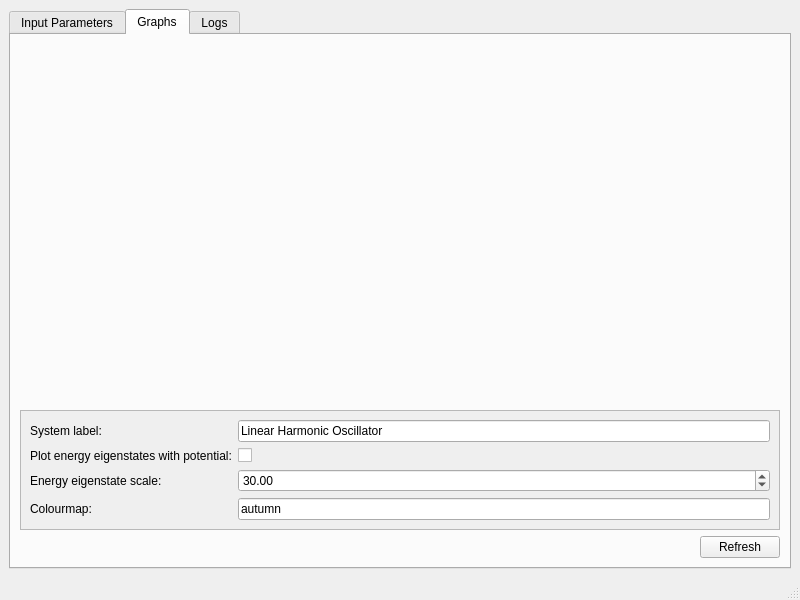
This is ui/form.ui in Tiernan8r/Variational_Principle_GUI as Qt 5 draws it before an edit. The edited form follows.
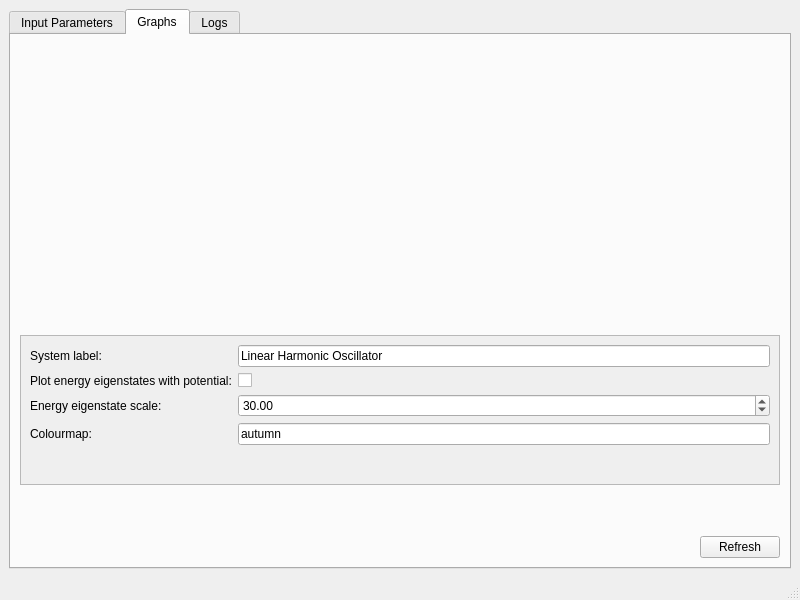
This is the edited form. The open tabs and pages were chosen to show the change.

Commit message: Improved implementation of graphing: * custom graph canvas object in grapher.py * tweaked ui to improve graph handling * implemented the graph widget in main_window.py

What changed in the file:
```diff
--- a/ui/form.ui
+++ b/ui/form.ui
@@ -195,8 +195,14 @@
         <item row="0" column="0" alignment="Qt::AlignVCenter">
          <widget class="QWidget" name="graphsWidget" native="true"/>
         </item>
-        <item row="1" column="0" alignment="Qt::AlignBottom">
+        <item row="1" column="0" alignment="Qt::AlignVCenter">
          <widget class="QScrollArea" name="graphsScrollArea">
+          <property name="minimumSize">
+           <size>
+            <width>0</width>
+            <height>150</height>
+           </size>
+          </property>
           <property name="widgetResizable">
            <bool>true</bool>
           </property>
```
Left out of the diff: 2 changed lines with no effect on the pictures. The commit also changes 3 other files.
